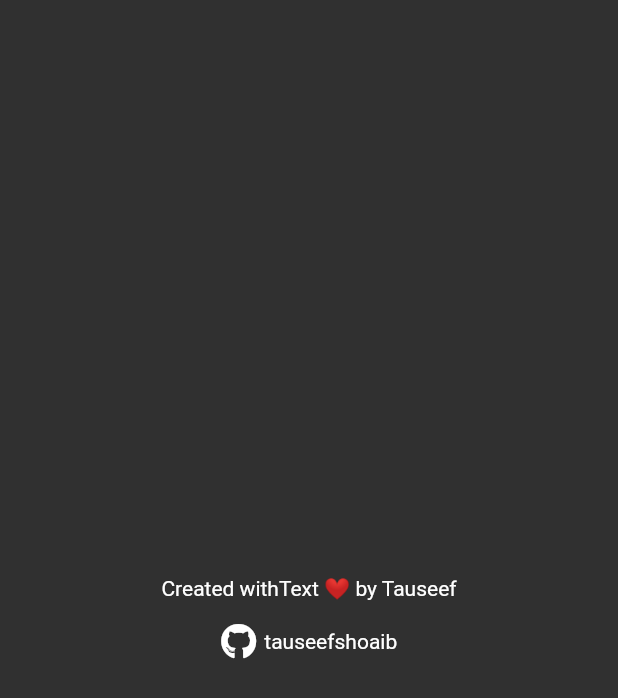
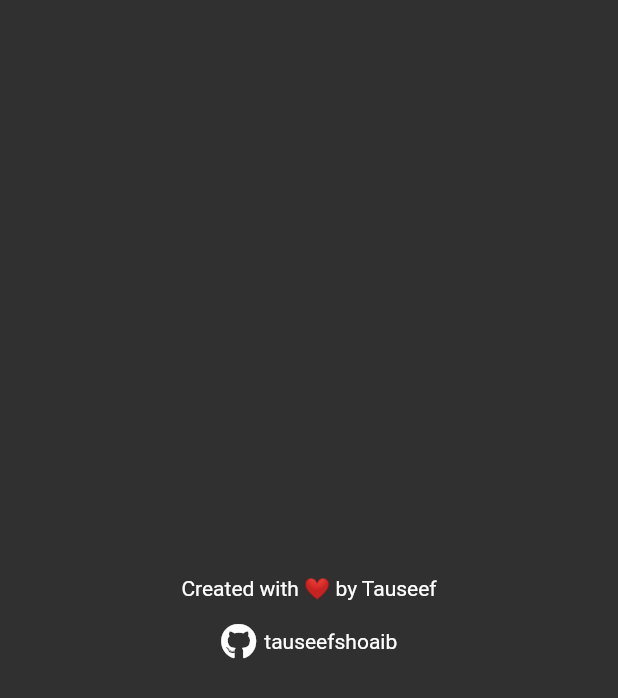
Before and after one commit to tauseefshoaib/note-it, a Flutter app: the screen it shows after launch, in the side drawer, after a tap on "About App", on a phone screen of 412 x 824 dp. Shown: the top 698 px of the screen. Run offline on Flutter 3.47's test engine with Material 2 defaults, Android fonts, the phone set to English and light mode, and no system bars; our stand-ins replace cloud_firestore, firebase_core, flutter_spinkit, font_awesome_flutter; accounts and stored records are empty.

Commit message:
centered the appbar title

```diff
--- a/lib/HomePage.dart
+++ b/lib/HomePage.dart
@@ -84,7 +84,8 @@ class _HomePageState extends State<HomePage> {
         child: const Icon(Icons.add),
       ),
       appBar: AppBar(
-        title: const Center(child: Text('note it.')),
+        centerTitle: true,
+        title: Text('note it.'),
       ),
       body: StreamBuilder<QuerySnapshot>(
         stream: ref.snapshots(),
--- a/lib/about.dart
+++ b/lib/about.dart
@@ -16,7 +16,7 @@ class AboutApp extends StatelessWidget {
           // crossAxisAlignment: CrossAxisAlignment.start,
           mainAxisAlignment: MainAxisAlignment.center,
           children: [
-            Text('Created withText ❤ ️by Tauseef'),
+            Text('Created with ❤ by Tauseef'),
             SizedBox(
               height: 15,
             ),
```
